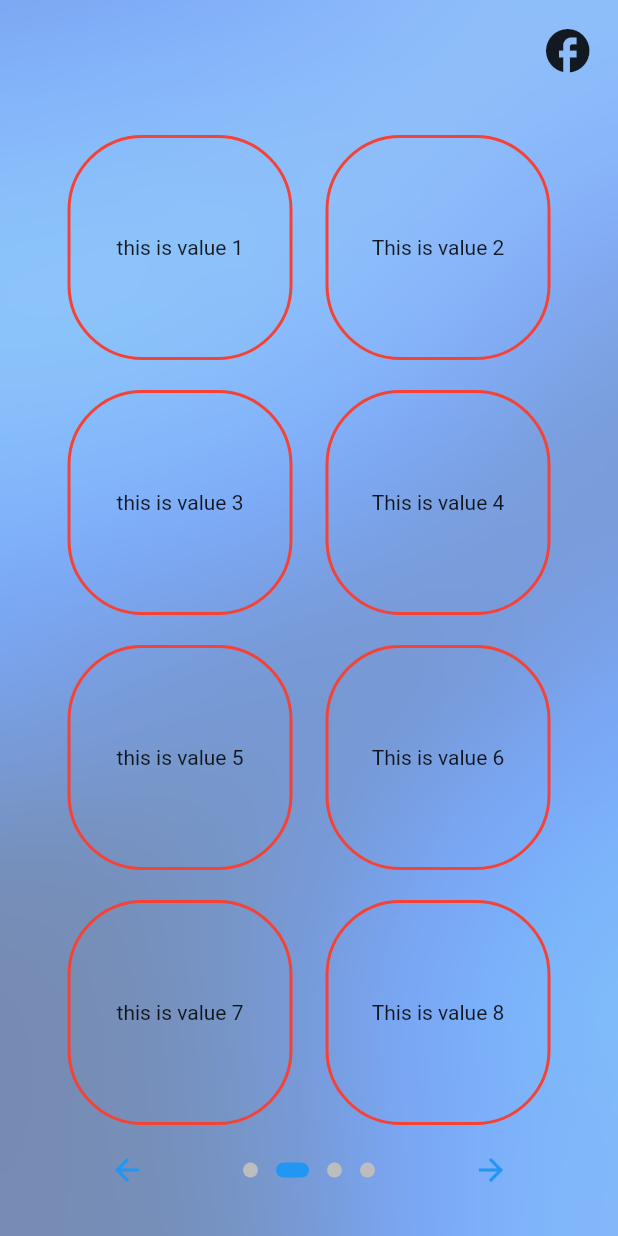
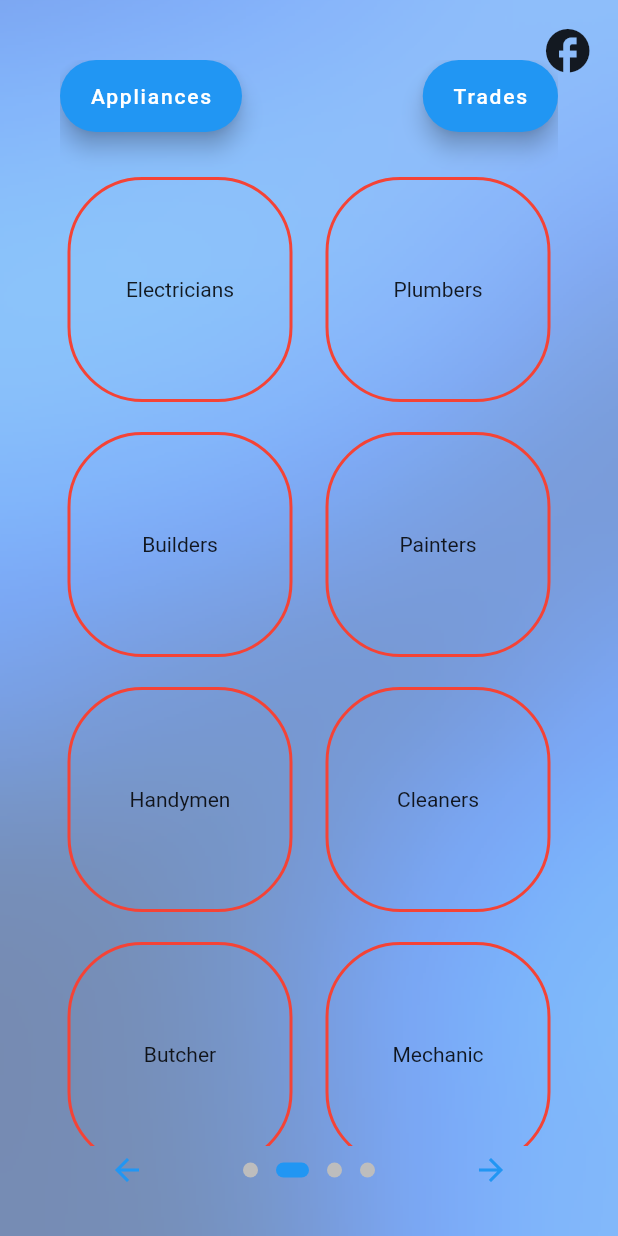
Before and after one commit to Sadoun-Jr/Technician-App, a Flutter app: the screen it shows after launch, swiped to page 2, on a phone screen of 412 x 824 dp. Run offline on Flutter 3.47's test engine with Material 2 defaults, Android fonts, the light colour scheme and no system bars; drawn by our look-alikes of introduction_screen.

Commit message:
added ability to sort by trade/appliance

```diff
--- a/lib/layouts/select priority.dart
+++ b/lib/layouts/select priority.dart
@@ -30,6 +30,8 @@ class OnBoardingPage extends StatefulWidget {
 var prioritySelected = false;
 var isNextButtonVisible = false;
 var isCategoryChosen = false;
+var isSortedByAppliance = true;
+var isSortedByTrades = false;
 
 class _OnBoardingPageState extends State<OnBoardingPage> {
   final introKey = GlobalKey<IntroductionScreenState>();
@@ -93,7 +95,6 @@ class _OnBoardingPageState extends State<OnBoardingPage> {
           globalBackgroundColor: Colors.transparent,
           globalHeader: Align(
             alignment: Alignment.topRight,
-            child: SafeArea(
               child: Padding(
                 padding: const EdgeInsets.only(top: 16, right: 16),
                 child: (
@@ -104,7 +105,7 @@ class _OnBoardingPageState extends State<OnBoardingPage> {
                   size: 35,
                 )),
               ),
-            ),
+
           ),
 
           rawPages: [
@@ -172,23 +173,53 @@ class _OnBoardingPageState extends State<OnBoardingPage> {
 
   Widget selectCategoryOnboarding() {
     return Container(
-        margin: EdgeInsets.fromLTRB(40, 80, 40, 60),
+        margin: EdgeInsets.fromLTRB(40, 40, 40, 60),
         child: ListView(
             shrinkWrap: true,
             physics: ScrollPhysics(),
             children: <Widget>[
-              categoryItemRow(1, "this is value 1", 2, "This is value 2"),
-              categoryItemRow(3, "this is value 3", 4, "This is value 4"),
-              categoryItemRow(5, "this is value 5", 6, "This is value 6"),
-              categoryItemRow(7, "this is value 7", 8, "This is value 8"),
-              categoryItemRow(9, "this is value 9", 10, "This is value 10"),
+              Row(
+                children: [
+                  FloatingActionButton.extended(
+                      onPressed: sortByTrades,
+                      label: Text("Appliances")
+                  ),
+                  Spacer(),
+                  FloatingActionButton.extended(
+                      onPressed: sortByApplicances,
+                      label: Text("Trades")
+                  )
+                ],
+              ),
+              SizedBox(height: 20,),
+              appliancesItemRow(1, "Electricians", 2, "Plumbers"),
+              appliancesItemRow(3, "Builders", 4, "Painters"),
+              appliancesItemRow(5, "Handymen", 6, "Cleaners"),
+              appliancesItemRow(7, "Butcher", 8, "Mechanic"),
+              appliancesItemRow(9, ".....", 10, "....."),
+              tradesItemRow(101, "AC", 102, "Refrigirator"),
+              tradesItemRow(103, "Computer", 104, "Dry Cleaner"),
+              tradesItemRow(105, "Drier", 106, "Mobile phone"),
+              tradesItemRow(107, "Drier", 108, "other"),
+              tradesItemRow(109, "/////", 1010, "/////"),
 
             ]));
   }
 
-  Widget categoryItemRow(int selectedValueFirst, String textFirst,
+  void sortByApplicances() {
+    isSortedByTrades = false;
+    setState(() => isSortedByAppliance = true);
+  }
+
+  void sortByTrades() {
+    isSortedByAppliance = false;
+    setState(() => isSortedByTrades = true);
+  }
+
+  Widget appliancesItemRow(int selectedValueFirst, String textFirst,
       int selectedValueSecond, String textSecond) {
-    return Container(
+    return Visibility(
+      visible: isSortedByAppliance,
       child: Row(
         children: [
           Container(
@@ -236,6 +267,57 @@ class _OnBoardingPageState extends State<OnBoardingPage> {
     );
   }
 
+  Widget tradesItemRow(int selectedValueFirst, String textFirst,
+      int selectedValueSecond, String textSecond) {
+    return Visibility(
+      visible: isSortedByTrades,
+      child: Row(
+        children: [
+          Container(
+            height: 150,
+            width: 150,
+            margin: EdgeInsets.fromLTRB(5, 10, 5, 10),
+            decoration: BoxDecoration(
+                border: Border.all(color: Colors.red, width: 2),
+                borderRadius: BorderRadius.all(Radius.circular(50))),
+            child: InkWell(
+              onTap: () => setState(() => _value = selectedValueFirst),
+              child: Container(
+                height: 56,
+                width: 56,
+                child: Center(child: Text(textFirst)),
+                decoration: BoxDecoration(
+                    color: _value == selectedValueFirst ? Colors.grey : Colors.transparent,
+                    borderRadius: BorderRadius.all(Radius.circular(50))),
+              ),
+            ),
+          ),
+          Spacer(),
+          Container(
+            height: 150,
+            width: 150,
+            margin: EdgeInsets.fromLTRB(5, 10, 5, 10),
+            decoration: BoxDecoration(
+                border: Border.all(color: Colors.red, width: 2),
+                borderRadius: BorderRadius.all(Radius.circular(50))),
+            child: InkWell(
+              onTap: () => setState(() => _value = selectedValueSecond),
+              child: Container(
+                height: 56,
+                width: 56,
+                child: Center(child: Text(textSecond)),
+                decoration: BoxDecoration(
+                  color: _value == selectedValueSecond ? Colors.grey : Colors.transparent,
+                  borderRadius: BorderRadius.all(Radius.circular(50)),
+                ),
+              ),
+            ),
+          ),
+        ],
+      ),
+    );
+  }
+
   Widget selectEmergencyOnboarding() {
     return Container(
       margin: EdgeInsets.all(30),
```
Also changed, not shown: 1 other file.
